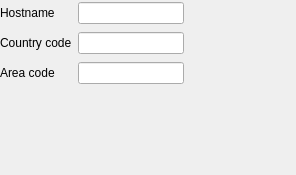
Old version of the form KSettingsFritzBox.ui in the repository jowi24/kfritz.
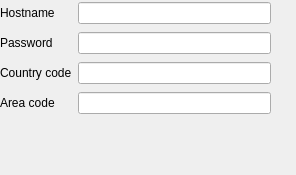
New version of the form.

Commit message: - Modified LogStream to support logging from libfritz++ and main program.   Introduced logging macros DBG, INF, ERR - Added support for password saving using KWallet

```diff
--- a/KSettingsFritzBox.ui
+++ b/KSettingsFritzBox.ui
@@ -18,11 +18,11 @@
     <rect>
      <x>0</x>
      <y>0</y>
-     <width>184</width>
-     <height>88</height>
+     <width>271</width>
+     <height>118</height>
     </rect>
    </property>
-   <layout class="QGridLayout" name="gridLayout" rowstretch="0,0,0">
+   <layout class="QGridLayout" name="gridLayout" rowstretch="0,0,0,0">
     <item row="0" column="1">
      <widget class="QLineEdit" name="kcfg_Hostname">
       <property name="text">
@@ -37,26 +37,40 @@
       </property>
      </widget>
     </item>
-    <item row="1" column="0">
+    <item row="2" column="0">
      <widget class="QLabel" name="label_2">
       <property name="text">
        <string>Country code</string>
       </property>
      </widget>
     </item>
-    <item row="2" column="0">
+    <item row="3" column="0">
      <widget class="QLabel" name="label_3">
       <property name="text">
        <string>Area code</string>
       </property>
      </widget>
     </item>
-    <item row="1" column="1">
-     <widget class="QLineEdit" name="kcfg_CountryCode"/>
-    </item>
     <item row="2" column="1">
+     <widget class="QLineEdit" name="kcfg_CountryCode"/>
+    </item>
+    <item row="3" column="1">
      <widget class="QLineEdit" name="kcfg_AreaCode"/>
     </item>
+    <item row="1" column="0">
+     <widget class="QLabel" name="label_4">
+      <property name="text">
+       <string>Password</string>
+      </property>
+     </widget>
+    </item>
+    <item row="1" column="1">
+     <widget class="QLineEdit" name="kcfg_Password">
+      <property name="echoMode">
+       <enum>QLineEdit::Password</enum>
+      </property>
+     </widget>
+    </item>
    </layout>
   </widget>
  </widget>
```
The commit also changes 16 other files.
